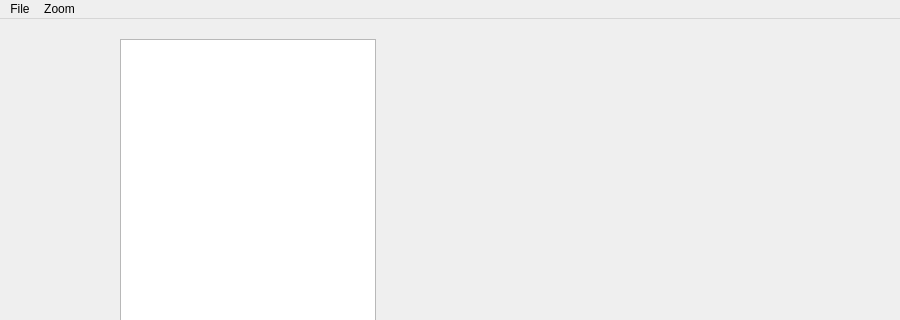
otre99/QtSimpleImageViewer, file src/mainwindow.ui: the form before one commit; both pictures show x 0 to 900 and y 0 to 320 of the 900 by 507 pixel window.
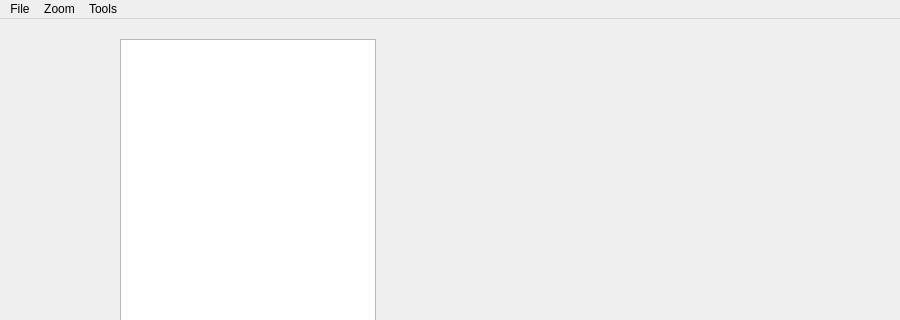
The form after the commit. Icons and pictures are not drawn.

Commit message: crop tool, save as, smoth painting

What changed in the file:
```diff
--- a/src/mainwindow.ui
+++ b/src/mainwindow.ui
@@ -61,7 +61,7 @@
      <x>0</x>
      <y>0</y>
      <width>900</width>
-     <height>22</height>
+     <height>27</height>
     </rect>
    </property>
    <widget class="QMenu" name="menuFile">
@@ -81,8 +81,15 @@
     <addaction name="actionFitWidth"/>
     <addaction name="actionScale100"/>
    </widget>
+   <widget class="QMenu" name="menuTools">
+    <property name="title">
+     <string>Tools</string>
+    </property>
+    <addaction name="actionCrop"/>
+   </widget>
    <addaction name="menuFile"/>
    <addaction name="menuZoom"/>
+   <addaction name="menuTools"/>
   </widget>
   <widget class="QStatusBar" name="statusBar"/>
   <action name="actionOpenImage">
```
Left out of the diff: 54 changed lines with no effect on the pictures. The commit also changes 21 other files.
